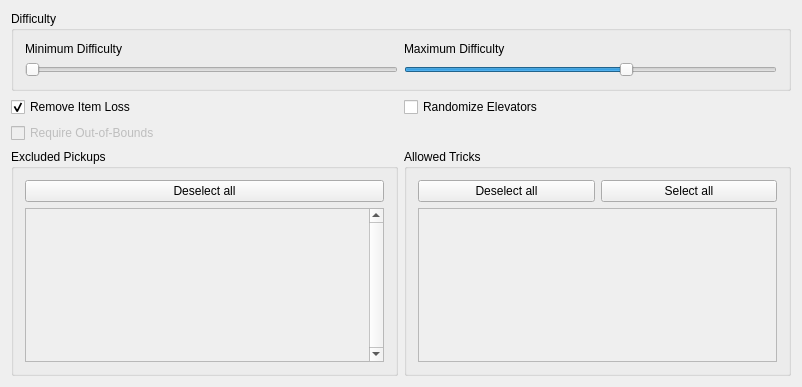
Old version of the form randovania/gui/randomize_window.ui in the repository randovania/randovania.
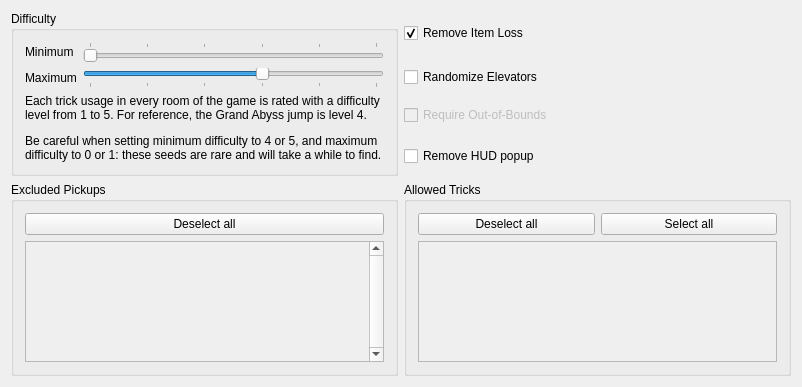
New version of the form.

What changed in the file:
```diff
--- a/randovania/gui/randomize_window.ui
+++ b/randovania/gui/randomize_window.ui
@@ -23,19 +23,6 @@
    <layout class="QVBoxLayout" name="verticalLayout_4">
     <item>
      <layout class="QGridLayout" name="gridLayout">
-      <item row="2" column="0">
-       <widget class="QCheckBox" name="removeItemLoss">
-        <property name="toolTip">
-         <string>When checked, you don't lose your items when entering Hive Chamber B for the first time.</string>
-        </property>
-        <property name="text">
-         <string>Remove Item Loss</string>
-        </property>
-        <property name="checked">
-         <bool>true</bool>
-        </property>
-       </widget>
-      </item>
       <item row="2" column="1">
        <widget class="QCheckBox" name="randomizeElevators">
         <property name="text">
@@ -43,7 +30,7 @@
         </property>
        </widget>
       </item>
-      <item row="3" column="0">
+      <item row="3" column="1">
        <widget class="QCheckBox" name="outOfBounds">
         <property name="enabled">
          <bool>false</bool>
@@ -59,7 +46,20 @@
         </property>
        </widget>
       </item>
-      <item row="5" column="0">
+      <item row="1" column="1">
+       <widget class="QCheckBox" name="removeItemLoss">
+        <property name="toolTip">
+         <string>&lt;html&gt;&lt;head/&gt;&lt;body&gt;&lt;p&gt;When checked, you don't lose your items when entering Hive Chamber B for the first time.&lt;/p&gt;&lt;p&gt;Seeds with this unchecked are rare and may just have many items in the beggining.&lt;/p&gt;&lt;/body&gt;&lt;/html&gt;</string>
+        </property>
+        <property name="text">
+         <string>Remove Item Loss</string>
+        </property>
+        <property name="checked">
+         <bool>true</bool>
+        </property>
+       </widget>
+      </item>
+      <item row="6" column="0">
        <widget class="QGroupBox" name="excludedPickupsBox">
         <property name="title">
          <string>Excluded Pickups</string>
@@ -89,7 +89,7 @@
               <x>0</x>
               <y>0</y>
               <width>349</width>
-              <height>156</height>
+              <height>113</height>
              </rect>
             </property>
             <layout class="QVBoxLayout" name="verticalLayout_2">
@@ -103,7 +103,7 @@
         </layout>
        </widget>
       </item>
-      <item row="5" column="1">
+      <item row="6" column="1">
        <widget class="QGroupBox" name="allowedTricksBox">
         <property name="title">
          <string>Allowed Tricks</string>
@@ -129,6 +129,15 @@
          </item>
          <item row="1" column="0">
           <widget class="QScrollArea" name="tricksScrollArea">
+           <property name="minimumSize">
+            <size>
+             <width>230</width>
+             <height>0</height>
+            </size>
+           </property>
+           <property name="horizontalScrollBarPolicy">
+            <enum>Qt::ScrollBarAsNeeded</enum>
+           </property>
            <property name="widgetResizable">
             <bool>true</bool>
            </property>
@@ -138,7 +147,7 @@
               <x>0</x>
               <y>0</y>
               <width>366</width>
-              <height>154</height>
+              <height>111</height>
              </rect>
             </property>
             <layout class="QVBoxLayout" name="verticalLayout_5">
@@ -152,7 +161,17 @@
         </layout>
        </widget>
       </item>
-      <item row="1" column="0" colspan="2">
+      <item row="4" column="1">
+       <widget class="QCheckBox" name="removeHudPopup">
+        <property name="toolTip">
+         <string>The &quot;HUD Popup&quot; is the popup that appears after you collect an item</string>
+        </property>
+        <property name="text">
+         <string>Remove HUD popup</string>
+        </property>
+       </widget>
+      </item>
+      <item row="1" column="0" rowspan="4">
        <widget class="QGroupBox" name="difficultyBox">
         <property name="title">
          <string>Difficulty</string>
@@ -164,32 +183,11 @@
          <bool>false</bool>
         </property>
         <layout class="QGridLayout" name="gridLayout_6">
-         <item row="0" column="0">
-          <widget class="QLabel" name="minimumDifficultyLabel">
-           <property name="text">
-            <string>Minimum Difficulty</string>
-           </property>
-          </widget>
-         </item>
-         <item row="0" column="1">
-          <widget class="QLabel" name="maximumDifficultyLabel">
-           <property name="text">
-            <string>Maximum Difficulty</string>
-           </property>
-          </widget>
-         </item>
-         <item row="1" column="0">
-          <widget class="QSlider" name="minimumDifficulty">
-           <property name="maximum">
-            <number>5</number>
-           </property>
-           <property name="orientation">
-            <enum>Qt::Horizontal</enum>
-           </property>
-          </widget>
-         </item>
-         <item row="1" column="1">
+         <item row="2" column="1">
           <widget class="QSlider" name="maximumDifficulty">
+           <property name="minimum">
+            <number>0</number>
+           </property>
            <property name="maximum">
             <number>5</number>
            </property>
@@ -198,6 +196,52 @@
            </property>
            <property name="orientation">
             <enum>Qt::Horizontal</enum>
+           </property>
+           <property name="tickPosition">
+            <enum>QSlider::TicksBelow</enum>
+           </property>
+          </widget>
+         </item>
+         <item row="1" column="0">
+          <widget class="QLabel" name="minimumDifficultyLabel">
+           <property name="text">
+            <string>Minimum</string>
+           </property>
+          </widget>
+         </item>
+         <item row="1" column="1">
+          <widget class="QSlider" name="minimumDifficulty">
+           <property name="maximum">
+            <number>5</number>
+           </property>
+           <property name="orientation">
+            <enum>Qt::Horizontal</enum>
+           </property>
+           <property name="tickPosition">
+            <enum>QSlider::TicksAbove</enum>
+           </property>
+          </widget>
+         </item>
+         <item row="2" column="0">
+          <widget class="QLabel" name="maximumDifficultyLabel">
+           <property name="text">
+            <string>Maximum</string>
+           </property>
+          </widget>
+         </item>
+         <item row="3" column="0" colspan="2">
+          <widget class="QLabel" name="label">
+           <property name="maximumSize">
+            <size>
+             <width>400</width>
+             <height>16777215</height>
+            </size>
+           </property>
+           <property name="text">
+            <string>&lt;html&gt;&lt;head/&gt;&lt;body&gt;&lt;p&gt;Each trick usage in every room of the game is rated with a difficulty level from 1 to 5. For reference, the Grand Abyss jump is level 4.&lt;/p&gt;&lt;p&gt;Be careful when setting minimum difficulty to 4 or 5, and maximum difficulty to 0 or 1: these seeds are rare and will take a while to find.&lt;/p&gt;&lt;/body&gt;&lt;/html&gt;</string>
+           </property>
+           <property name="wordWrap">
+            <bool>true</bool>
            </property>
           </widget>
          </item>
```
